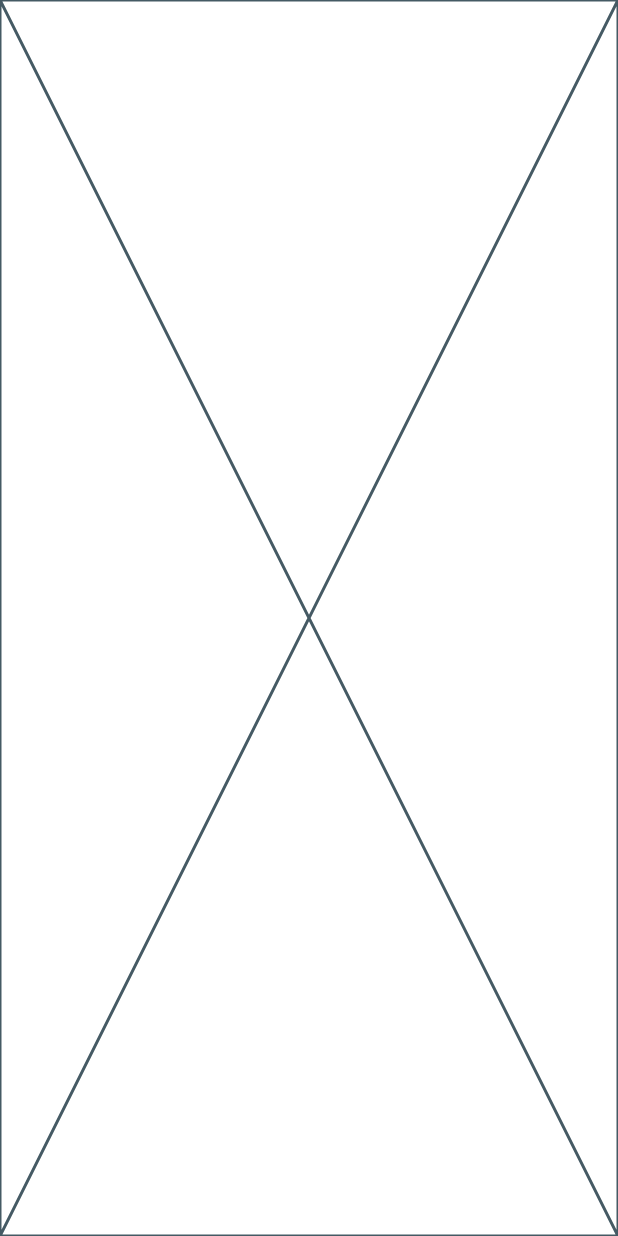
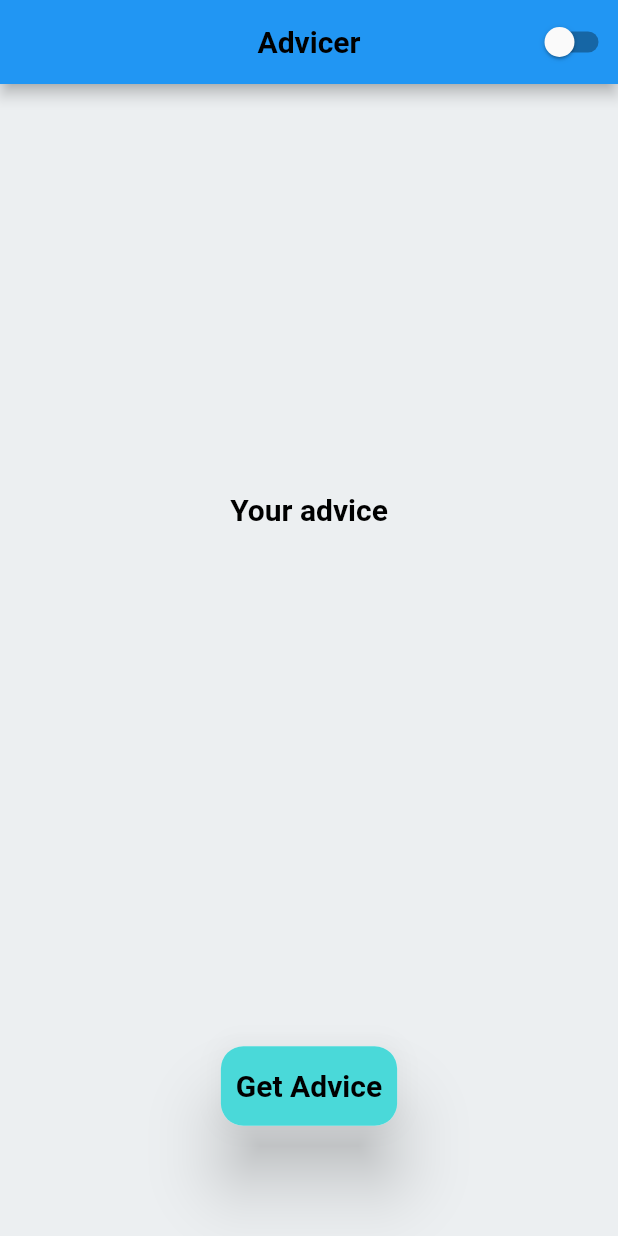
Before and after one commit to shortSparrow/learn_flutter, a Flutter app: the screen it shows after launch, on a phone screen of 412 x 824 dp. Run offline on Flutter 3.47's test engine with Material 2 defaults, Android fonts, the phone set to English and light mode, and no system bars; our stand-ins replace dio, google_maps_flutter, image_picker, location, shared_preferences, sqflite; missing offline and left inert: flutter_config; accounts and stored records are empty; Roboto replaces fonts that are missing (Rubik).

Commit message:
add presentation layer

```diff
--- /dev/null
+++ b/flutter_clean_architecture/lib/application/pages/advice/advice_page.dart
@@ -0,0 +1,58 @@
+import 'package:flutter/material.dart';
+import 'package:flutter_clean_architecture/application/core/services/theme_service.dart';
+import 'package:flutter_clean_architecture/application/pages/advice/widgets/advice_field.dart';
+import 'package:flutter_clean_architecture/application/pages/advice/widgets/custom_button.dart';
+import 'package:flutter_clean_architecture/application/pages/advice/widgets/error_message.dart';
+import 'package:provider/provider.dart';
+
+class AdvicePage extends StatelessWidget {
+  const AdvicePage({super.key});
+
+  @override
+  Widget build(BuildContext context) {
+    final themeData = Theme.of(context);
+    return Scaffold(
+        appBar: AppBar(
+          title: Text(
+            "Advicer",
+            style: themeData.textTheme.displayLarge,
+          ),
+          centerTitle: true,
+          actions: [
+            Switch(
+                value: Provider.of<ThemeService>(context).isDarkModeOn,
+                onChanged: (_) {
+                  Provider.of<ThemeService>(context, listen: false)
+                      .toggleTheme();
+                })
+          ],
+        ),
+        body: Padding(
+          padding: const EdgeInsets.symmetric(horizontal: 50),
+          child: Column(
+            children:  [
+              Expanded(
+                child: Center(
+                  child:
+                  // ErrorMessage(message: "oops"),
+                  //  AdviceField(advice: "Your advice"),
+                  // CircularProgressIndicator(
+                  //   color: themeData.colorScheme.secondary,
+                  // ),
+                   Text(
+                    "Your advice",
+                    style: themeData.textTheme.displayLarge,
+                  ),
+                ),
+              ),
+              SizedBox(
+                height: 200,
+                child: Center(
+                  child: CustomButton(),
+                ),
+              ),
+            ],
+          ),
+        ));
+  }
+}
--- /dev/null
+++ b/flutter_clean_architecture/lib/application/pages/advice/widgets/custom_button.dart
@@ -0,0 +1,32 @@
+import 'package:flutter/material.dart';
+
+class CustomButton extends StatelessWidget {
+  const CustomButton({super.key});
+
+  @override
+  Widget build(BuildContext context) {
+    final themeData = Theme.of(context);
+    return InkResponse(
+      onTap: () {
+        debugPrint("button pressed");
+      },
+      child: Material(
+        elevation: 20,
+        borderRadius: BorderRadius.circular(15),
+        child: Container(
+          decoration: BoxDecoration(
+            color: themeData.colorScheme.secondary,
+            borderRadius: BorderRadius.circular(15),
+          ),
+          child: Padding(
+            padding: const EdgeInsets.symmetric(horizontal: 10, vertical: 15),
+            child: Text(
+              "Get Advice",
+              style: themeData.textTheme.displayLarge,
+            ),
+          ),
+        ),
+      ),
+    );
+  }
+}
--- a/flutter_clean_architecture/lib/main.dart
+++ b/flutter_clean_architecture/lib/main.dart
@@ -1,4 +1,5 @@
 import 'package:flutter/material.dart';
+import 'package:flutter_clean_architecture/application/pages/advice/advice_page.dart';
 import 'package:flutter_clean_architecture/theme.dart';
 import 'package:provider/provider.dart';
 
@@ -20,7 +21,7 @@ class MyApp extends StatelessWidget {
         themeMode: themeService.isDarkModeOn ? ThemeMode.dark : ThemeMode.light,
         theme: AppTheme.lightTheme,
         darkTheme: AppTheme.darkTheme,
-        home: const Placeholder(),
+        home:  const AdvicePage(),
       );
     });
   }
```
Also changed, not shown: flutter_clean_architecture/lib/application/pages/advice/widgets/advice_field.dart (added, +29 -0 lines), flutter_clean_architecture/lib/application/pages/advice/widgets/error_message.dart (added, +28 -0 lines), 1 other file.
